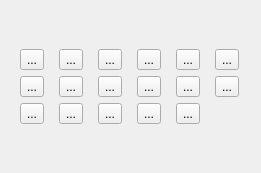
Above: flo2d/ui/grid_tools_widget.ui from FLO-2DSoftware/qgis-flo-2d-plugin before the change. Below: the same form after it.
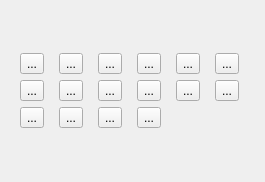
That is the form after the change. Icons and pictures are not drawn.

Commit message: Removed the RC button from the grid but the tables are ready to be implemented in the future.

The edit to the form file:
```diff
--- a/flo2d/ui/grid_tools_widget.ui
+++ b/flo2d/ui/grid_tools_widget.ui
@@ -6,8 +6,8 @@
    <rect>
     <x>0</x>
     <y>0</y>
-    <width>261</width>
-    <height>173</height>
+    <width>265</width>
+    <height>182</height>
    </rect>
   </property>
   <property name="windowTitle">
@@ -16,26 +16,6 @@
   <layout class="QGridLayout" name="gridLayout">
    <item row="2" column="3" colspan="3">
     <layout class="QGridLayout" name="gridLayout_3">
-     <item row="2" column="3">
-      <widget class="QToolButton" name="tailings_btn">
-       <property name="toolTip">
-        <string>Sampling tailings</string>
-       </property>
-       <property name="text">
-        <string>...</string>
-       </property>
-       <property name="icon">
-        <iconset>
-         <normaloff>../img/sample_tailings.svg</normaloff>../img/sample_tailings.svg</iconset>
-       </property>
-       <property name="iconSize">
-        <size>
-         <width>25</width>
-         <height>25</height>
-        </size>
-       </property>
-      </widget>
-     </item>
      <item row="0" column="1">
       <widget class="QToolButton" name="raster_elevation_btn">
        <property name="toolTip">
@@ -56,63 +36,6 @@
        </property>
       </widget>
      </item>
-     <item row="1" column="4">
-      <widget class="QToolButton" name="froude_btn">
-       <property name="toolTip">
-        <string>Sampling limiting Froude numbers</string>
-       </property>
-       <property name="text">
-        <string>...</string>
-       </property>
-       <property name="icon">
-        <iconset>
-         <normaloff>../img/sample_froude.svg</normaloff>../img/sample_froude.svg</iconset>
-       </property>
-       <property name="iconSize">
-        <size>
-         <width>25</width>
-         <height>25</height>
-        </size>
-       </property>
-      </widget>
-     </item>
-     <item row="2" column="1">
-      <widget class="QToolButton" name="noexchange_btn">
-       <property name="toolTip">
-        <string>Sample no-exchange channel cells</string>
-       </property>
-       <property name="text">
-        <string>...</string>
-       </property>
-       <property name="icon">
-        <iconset>
-         <normaloff>../img/sample_noexchange.svg</normaloff>../img/sample_noexchange.svg</iconset>
-       </property>
-       <property name="iconSize">
-        <size>
-         <width>25</width>
-         <height>25</height>
-        </size>
-       </property>
-      </widget>
-     </item>
-     <item row="0" column="3">
-      <widget class="QToolButton" name="rc_elevation_btn">
-       <property name="text">
-        <string>...</string>
-       </property>
-       <property name="icon">
-        <iconset>
-         <normaloff>../img/sample_rc_elev.svg</normaloff>../img/sample_rc_elev.svg</iconset>
-       </property>
-       <property name="iconSize">
-        <size>
-         <width>25</width>
-         <height>25</height>
-        </size>
-       </property>
-      </widget>
-     </item>
      <item row="0" column="2">
       <widget class="QToolButton" name="point_elevation_btn">
        <property name="toolTip">
@@ -133,161 +56,6 @@
        </property>
       </widget>
      </item>
-     <item row="1" column="3">
-      <widget class="QToolButton" name="tolerance_btn">
-       <property name="toolTip">
-        <string>Sampling spatial tolerance values</string>
-       </property>
-       <property name="text">
-        <string>...</string>
-       </property>
-       <property name="icon">
-        <iconset>
-         <normaloff>../img/sample_tolerance.svg</normaloff>../img/sample_tolerance.svg</iconset>
-       </property>
-       <property name="iconSize">
-        <size>
-         <width>25</width>
-         <height>25</height>
-        </size>
-       </property>
-      </widget>
-     </item>
-     <item row="2" column="4">
-      <widget class="QToolButton" name="help_btn">
-       <property name="sizePolicy">
-        <sizepolicy hsizetype="Fixed" vsizetype="Fixed">
-         <horstretch>0</horstretch>
-         <verstretch>0</verstretch>
-        </sizepolicy>
-       </property>
-       <property name="toolTip">
-        <string>Help</string>
-       </property>
-       <property name="layoutDirection">
-        <enum>Qt::LeftToRight</enum>
-       </property>
-       <property name="text">
-        <string>...</string>
-       </property>
-       <property name="icon">
-        <iconset>
-         <normaloff>../img/help.svg</normaloff>../img/help.svg</iconset>
-       </property>
-       <property name="iconSize">
-        <size>
-         <width>25</width>
-         <height>25</height>
-        </size>
-       </property>
-      </widget>
-     </item>
-     <item row="2" column="0">
-      <widget class="QToolButton" name="gutter_btn">
-       <property name="acceptDrops">
-        <bool>true</bool>
-       </property>
-       <property name="toolTip">
-        <string>Sampling gutters</string>
-       </property>
-       <property name="text">
-        <string>...</string>
-       </property>
-       <property name="icon">
-        <iconset>
-         <normaloff>../img/sample_gutter.svg</normaloff>../img/sample_gutter.svg</iconset>
-       </property>
-       <property name="iconSize">
-        <size>
-         <width>25</width>
-         <height>25</height>
-        </size>
-       </property>
-      </widget>
-     </item>
-     <item row="1" column="2">
-      <widget class="QToolButton" name="arfwrf_btn">
-       <property name="toolTip">
-        <string>Calculate reduction factors (ARF and WRF)</string>
-       </property>
-       <property name="text">
-        <string>...</string>
-       </property>
-       <property name="icon">
-        <iconset>
-         <normaloff>../img/eval_arfwrf.svg</normaloff>../img/eval_arfwrf.svg</iconset>
-       </property>
-       <property name="iconSize">
-        <size>
-         <width>25</width>
-         <height>25</height>
-        </size>
-       </property>
-      </widget>
-     </item>
-     <item row="2" column="2">
-      <widget class="QToolButton" name="other_variable_btn">
-       <property name="toolTip">
-        <string>Assign water elevations/flow depths to grid from points layer</string>
-       </property>
-       <property name="text">
-        <string>...</string>
-       </property>
-       <property name="icon">
-        <iconset>
-         <normaloff>../img/sample_grid_variable.svg</normaloff>../img/sample_grid_variable.svg</iconset>
-       </property>
-       <property name="iconSize">
-        <size>
-         <width>25</width>
-         <height>25</height>
-        </size>
-       </property>
-      </widget>
-     </item>
-     <item row="1" column="5">
-      <widget class="QToolButton" name="shallow_n_btn">
-       <property name="acceptDrops">
-        <bool>true</bool>
-       </property>
-       <property name="toolTip">
-        <string>Sampling spatial shallow-n values</string>
-       </property>
-       <property name="text">
-        <string>...</string>
-       </property>
-       <property name="icon">
-        <iconset>
-         <normaloff>../img/sample_shallow_n.svg</normaloff>../img/sample_shallow_n.svg</iconset>
-       </property>
-       <property name="iconSize">
-        <size>
-         <width>25</width>
-         <height>25</height>
-        </size>
-       </property>
-      </widget>
-     </item>
-     <item row="1" column="1">
-      <widget class="QToolButton" name="raster_roughness_btn">
-       <property name="toolTip">
-        <string>Sampling grid roughness from raster</string>
-       </property>
-       <property name="text">
-        <string>...</string>
-       </property>
-       <property name="icon">
-        <iconset>
-         <normaloff>../img/sample_raster_roughness.svg</normaloff>../img/sample_raster_roughness.svg</iconset>
-       </property>
-       <property name="iconSize">
-        <size>
-         <width>25</width>
-         <height>25</height>
-        </size>
-       </property>
-      </widget>
-     </item>
      <item row="0" column="0">
       <widget class="QToolButton" name="create_grid_btn">
        <property name="toolTip">
@@ -308,7 +76,7 @@
        </property>
       </widget>
      </item>
-     <item row="0" column="4">
+     <item row="0" column="3">
       <widget class="QToolButton" name="xyz_elevation_btn">
        <property name="toolTip">
         <string>Sample elevation from point or LiDAR </string>
@@ -328,7 +96,7 @@
        </property>
       </widget>
      </item>
-     <item row="0" column="5">
+     <item row="0" column="4">
       <widget class="QToolButton" name="polygon_elevation_btn">
        <property name="toolTip">
         <string>Correct grid elevation</string>
@@ -348,7 +116,7 @@
        </property>
       </widget>
      </item>
-     <item row="1" column="0">
+     <item row="0" column="5">
       <widget class="QToolButton" name="roughness_btn">
        <property name="toolTip">
         <string>Sampling roughness</string>
@@ -368,6 +136,221 @@
        </property>
       </widget>
      </item>
+     <item row="1" column="0">
+      <widget class="QToolButton" name="raster_roughness_btn">
+       <property name="toolTip">
+        <string>Sampling grid roughness from raster</string>
+       </property>
+       <property name="text">
+        <string>...</string>
+       </property>
+       <property name="icon">
+        <iconset>
+         <normaloff>../img/sample_raster_roughness.svg</normaloff>../img/sample_raster_roughness.svg</iconset>
+       </property>
+       <property name="iconSize">
+        <size>
+         <width>25</width>
+         <height>25</height>
+        </size>
+       </property>
+      </widget>
+     </item>
+     <item row="1" column="1">
+      <widget class="QToolButton" name="arfwrf_btn">
+       <property name="toolTip">
+        <string>Calculate reduction factors (ARF and WRF)</string>
+       </property>
+       <property name="text">
+        <string>...</string>
+       </property>
+       <property name="icon">
+        <iconset>
+         <normaloff>../img/eval_arfwrf.svg</normaloff>../img/eval_arfwrf.svg</iconset>
+       </property>
+       <property name="iconSize">
+        <size>
+         <width>25</width>
+         <height>25</height>
+        </size>
+       </property>
+      </widget>
+     </item>
+     <item row="1" column="2">
+      <widget class="QToolButton" name="tolerance_btn">
+       <property name="toolTip">
+        <string>Sampling spatial tolerance values</string>
+       </property>
+       <property name="text">
+        <string>...</string>
+       </property>
+       <property name="icon">
+        <iconset>
+         <normaloff>../img/sample_tolerance.svg</normaloff>../img/sample_tolerance.svg</iconset>
+       </property>
+       <property name="iconSize">
+        <size>
+         <width>25</width>
+         <height>25</height>
+        </size>
+       </property>
+      </widget>
+     </item>
+     <item row="1" column="3">
+      <widget class="QToolButton" name="froude_btn">
+       <property name="toolTip">
+        <string>Sampling limiting Froude numbers</string>
+       </property>
+       <property name="text">
+        <string>...</string>
+       </property>
+       <property name="icon">
+        <iconset>
+         <normaloff>../img/sample_froude.svg</normaloff>../img/sample_froude.svg</iconset>
+       </property>
+       <property name="iconSize">
+        <size>
+         <width>25</width>
+         <height>25</height>
+        </size>
+       </property>
+      </widget>
+     </item>
+     <item row="1" column="4">
+      <widget class="QToolButton" name="shallow_n_btn">
+       <property name="acceptDrops">
+        <bool>true</bool>
+       </property>
+       <property name="toolTip">
+        <string>Sampling spatial shallow-n values</string>
+       </property>
+       <property name="text">
+        <string>...</string>
+       </property>
+       <property name="icon">
+        <iconset>
+         <normaloff>../img/sample_shallow_n.svg</normaloff>../img/sample_shallow_n.svg</iconset>
+       </property>
+       <property name="iconSize">
+        <size>
+         <width>25</width>
+         <height>25</height>
+        </size>
+       </property>
+      </widget>
+     </item>
+     <item row="1" column="5">
+      <widget class="QToolButton" name="gutter_btn">
+       <property name="acceptDrops">
+        <bool>true</bool>
+       </property>
+       <property name="toolTip">
+        <string>Sampling gutters</string>
+       </property>
+       <property name="text">
+        <string>...</string>
+       </property>
+       <property name="icon">
+        <iconset>
+         <normaloff>../img/sample_gutter.svg</normaloff>../img/sample_gutter.svg</iconset>
+       </property>
+       <property name="iconSize">
+        <size>
+         <width>25</width>
+         <height>25</height>
+        </size>
+       </property>
+      </widget>
+     </item>
+     <item row="2" column="0">
+      <widget class="QToolButton" name="noexchange_btn">
+       <property name="toolTip">
+        <string>Sample no-exchange channel cells</string>
+       </property>
+       <property name="text">
+        <string>...</string>
+       </property>
+       <property name="icon">
+        <iconset>
+         <normaloff>../img/sample_noexchange.svg</normaloff>../img/sample_noexchange.svg</iconset>
+       </property>
+       <property name="iconSize">
+        <size>
+         <width>25</width>
+         <height>25</height>
+        </size>
+       </property>
+      </widget>
+     </item>
+     <item row="2" column="1">
+      <widget class="QToolButton" name="other_variable_btn">
+       <property name="toolTip">
+        <string>Assign water elevations/flow depths to grid from points layer</string>
+       </property>
+       <property name="text">
+        <string>...</string>
+       </property>
+       <property name="icon">
+        <iconset>
+         <normaloff>../img/sample_grid_variable.svg</normaloff>../img/sample_grid_variable.svg</iconset>
+       </property>
+       <property name="iconSize">
+        <size>
+         <width>25</width>
+         <height>25</height>
+        </size>
+       </property>
+      </widget>
+     </item>
+     <item row="2" column="2">
+      <widget class="QToolButton" name="tailings_btn">
+       <property name="toolTip">
+        <string>Sampling tailings</string>
+       </property>
+       <property name="text">
+        <string>...</string>
+       </property>
+       <property name="icon">
+        <iconset>
+         <normaloff>../img/sample_tailings.svg</normaloff>../img/sample_tailings.svg</iconset>
+       </property>
+       <property name="iconSize">
+        <size>
+         <width>25</width>
+         <height>25</height>
+        </size>
+       </property>
+      </widget>
+     </item>
+     <item row="2" column="3">
+      <widget class="QToolButton" name="help_btn">
+       <property name="sizePolicy">
+        <sizepolicy hsizetype="Fixed" vsizetype="Fixed">
+         <horstretch>0</horstretch>
+         <verstretch>0</verstretch>
+        </sizepolicy>
+       </property>
+       <property name="toolTip">
+        <string>Help</string>
+       </property>
+       <property name="layoutDirection">
+        <enum>Qt::LeftToRight</enum>
+       </property>
+       <property name="text">
+        <string>...</string>
+       </property>
+       <property name="icon">
+        <iconset>
+         <normaloff>../img/help.svg</normaloff>../img/help.svg</iconset>
+       </property>
+       <property name="iconSize">
+        <size>
+         <width>25</width>
+         <height>25</height>
+        </size>
+       </property>
+      </widget>
+     </item>
     </layout>
    </item>
   </layout>
```
The commit also changes 1 other file.
